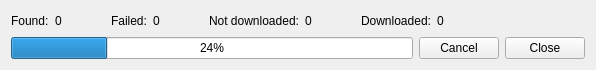
First picture: the form in ktorrent/view/scanextender.ui, repository KDE/ktorrent, before the edit.
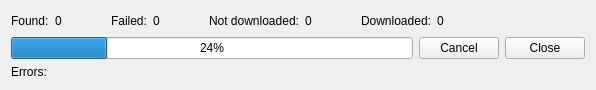
Second picture: the form after the edit. Custom widgets are drawn as their Qt base class.

Commit message: - Make compiling plasma applet dependant on Qt version - Add error handling functions for classes derived from bt::DataCheckerListener

The edit to the form file:
```diff
--- a/ktorrent/view/scanextender.ui
+++ b/ktorrent/view/scanextender.ui
@@ -7,7 +7,7 @@
     <x>0</x>
     <y>0</y>
     <width>596</width>
-    <height>61</height>
+    <height>81</height>
    </rect>
   </property>
   <layout class="QVBoxLayout" name="verticalLayout">
@@ -236,6 +236,13 @@
      </item>
     </layout>
    </item>
+   <item>
+    <widget class="QLabel" name="error_msg">
+     <property name="text">
+      <string>Errors:</string>
+     </property>
+    </widget>
+   </item>
   </layout>
  </widget>
  <customwidgets>
```
The commit also changes 9 other files.
